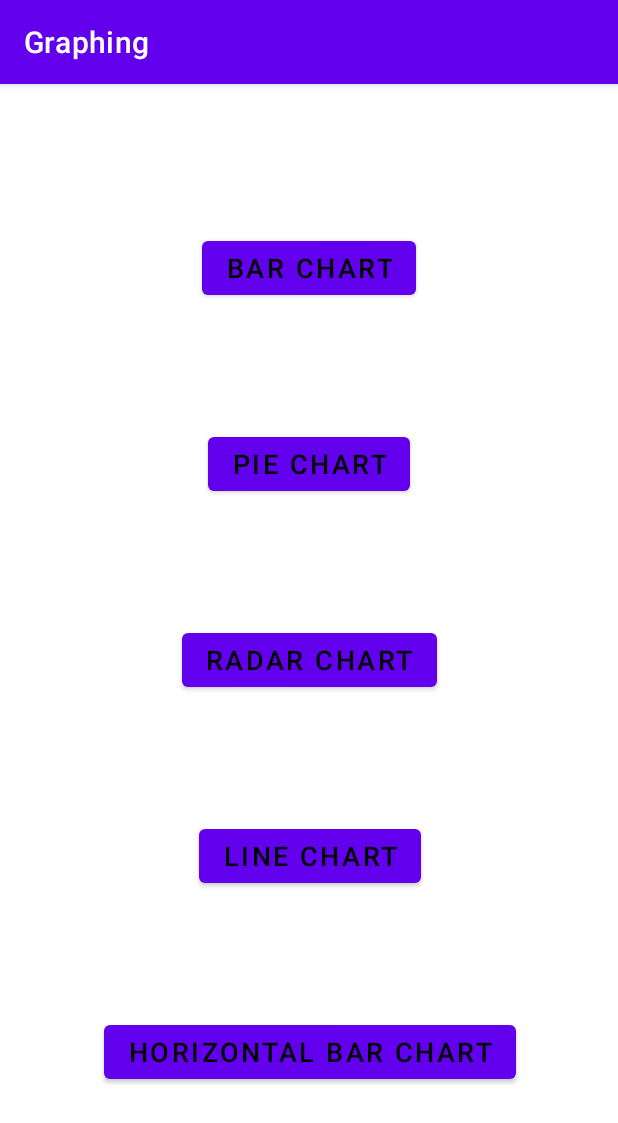
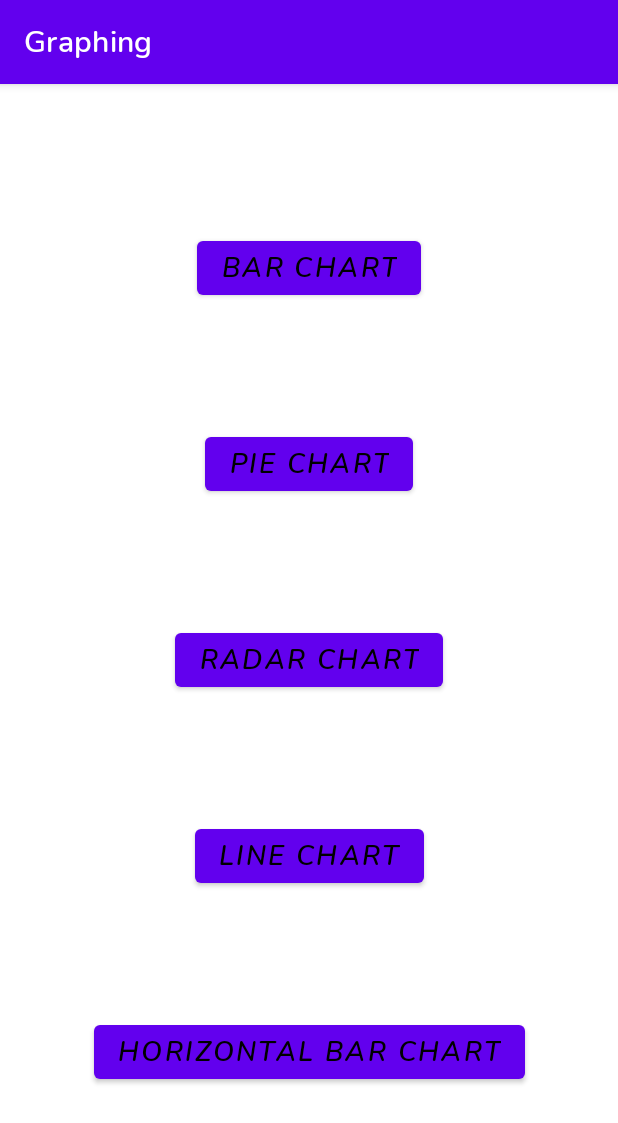
Before and after one commit to gichukipaul/Android-Graphing, an Android app: the screen it shows after launch (MainActivity), on a phone screen of 412 x 824 dp. Shown: the top 1123 px of the screen. Run offline under Robolectric (Android 15) with nearby library versions, the phone set to English and light mode, and no system bars.

Commit message:
new readme and some files

```diff
--- a/app/src/main/res/layout/activity_main.xml
+++ b/app/src/main/res/layout/activity_main.xml
@@ -11,6 +11,7 @@
         android:id="@+id/barChart"
         android:layout_width="wrap_content"
         android:layout_height="wrap_content"
+        android:fontFamily="@font/nunito_semi_bold_italic"
         android:text="BAR CHART"
         android:textColor="@color/black"
         android:textSize="18sp"
@@ -25,6 +26,7 @@
         android:id="@+id/pieChart"
         android:layout_width="wrap_content"
         android:layout_height="wrap_content"
+        android:fontFamily="@font/nunito_semi_bold_italic"
         android:text="PIE CHART"
         android:textColor="@color/black"
         android:textSize="18sp"
@@ -38,6 +40,7 @@
         android:id="@+id/radarChart"
         android:layout_width="wrap_content"
         android:layout_height="wrap_content"
+        android:fontFamily="@font/nunito_semi_bold_italic"
         android:text="RADAR CHART"
         android:textColor="@color/black"
         android:textSize="18sp"
@@ -51,6 +54,7 @@
         android:id="@+id/lineChartChart"
         android:layout_width="wrap_content"
         android:layout_height="wrap_content"
+        android:fontFamily="@font/nunito_semi_bold_italic"
         android:text="LINE CHART"
         android:textColor="@color/black"
         android:textSize="18sp"
@@ -64,6 +68,7 @@
         android:id="@+id/btnHorizontalChart"
         android:layout_width="wrap_content"
         android:layout_height="wrap_content"
+        android:fontFamily="@font/nunito_semi_bold_italic"
         android:text="Horizontal BAR CHART"
         android:textColor="@color/black"
         android:textSize="18sp"
--- a/app/src/main/res/values-night/themes.xml
+++ b/app/src/main/res/values-night/themes.xml
@@ -9,6 +9,8 @@
         <item name="colorSecondary">@color/teal_200</item>
         <item name="colorSecondaryVariant">@color/teal_200</item>
         <item name="colorOnSecondary">@color/black</item>
+        <item name="android:textColor">@color/white</item>
+
         <!-- Status bar color. -->
         <item name="android:statusBarColor" tools:targetApi="l">?attr/colorPrimaryVariant</item>
         <!-- Customize your theme here. -->
--- a/app/src/main/res/values/themes.xml
+++ b/app/src/main/res/values/themes.xml
@@ -9,6 +9,7 @@
         <item name="colorSecondary">@color/teal_200</item>
         <item name="colorSecondaryVariant">@color/teal_700</item>
         <item name="colorOnSecondary">@color/black</item>
+        <item name="android:fontFamily">@font/nunito_semi_bold</item>
         <!-- Status bar color. -->
         <item name="android:statusBarColor" tools:targetApi="l">?attr/colorPrimaryVariant</item>
         <!-- Customize your theme here. -->
```
Also changed, not shown: app/src/main/java/io/alienlabs/gichukipaul/graphing/MainActivity.java (line endings or trailing spaces), app/src/main/res/font/nunito_regular.ttf (added), app/src/main/res/font/nunito_semi_bold.ttf (added), app/src/main/res/font/nunito_semi_bold_italic.ttf (added), 1 other file.
